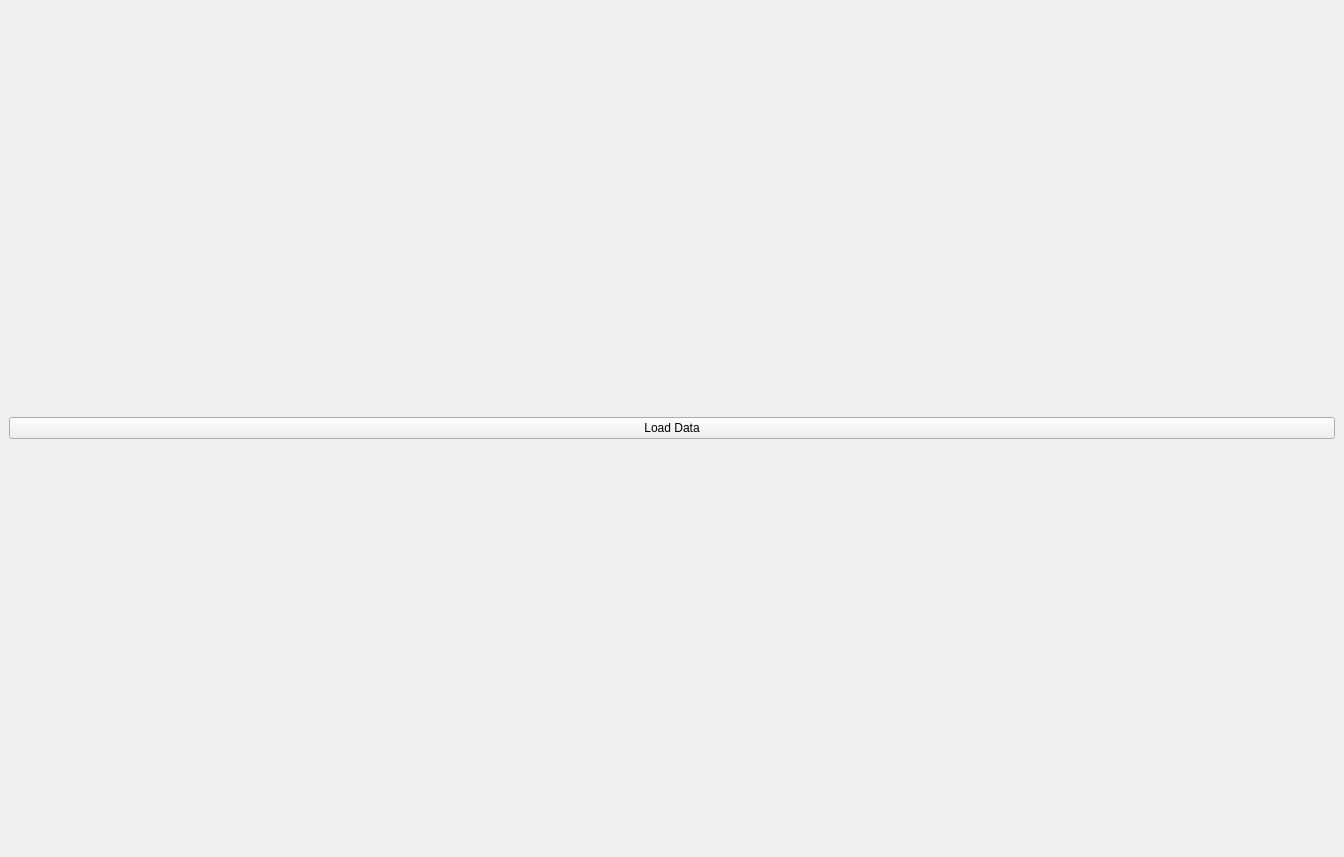
Old version of the form form.ui in the repository sstendahl/GIScan.
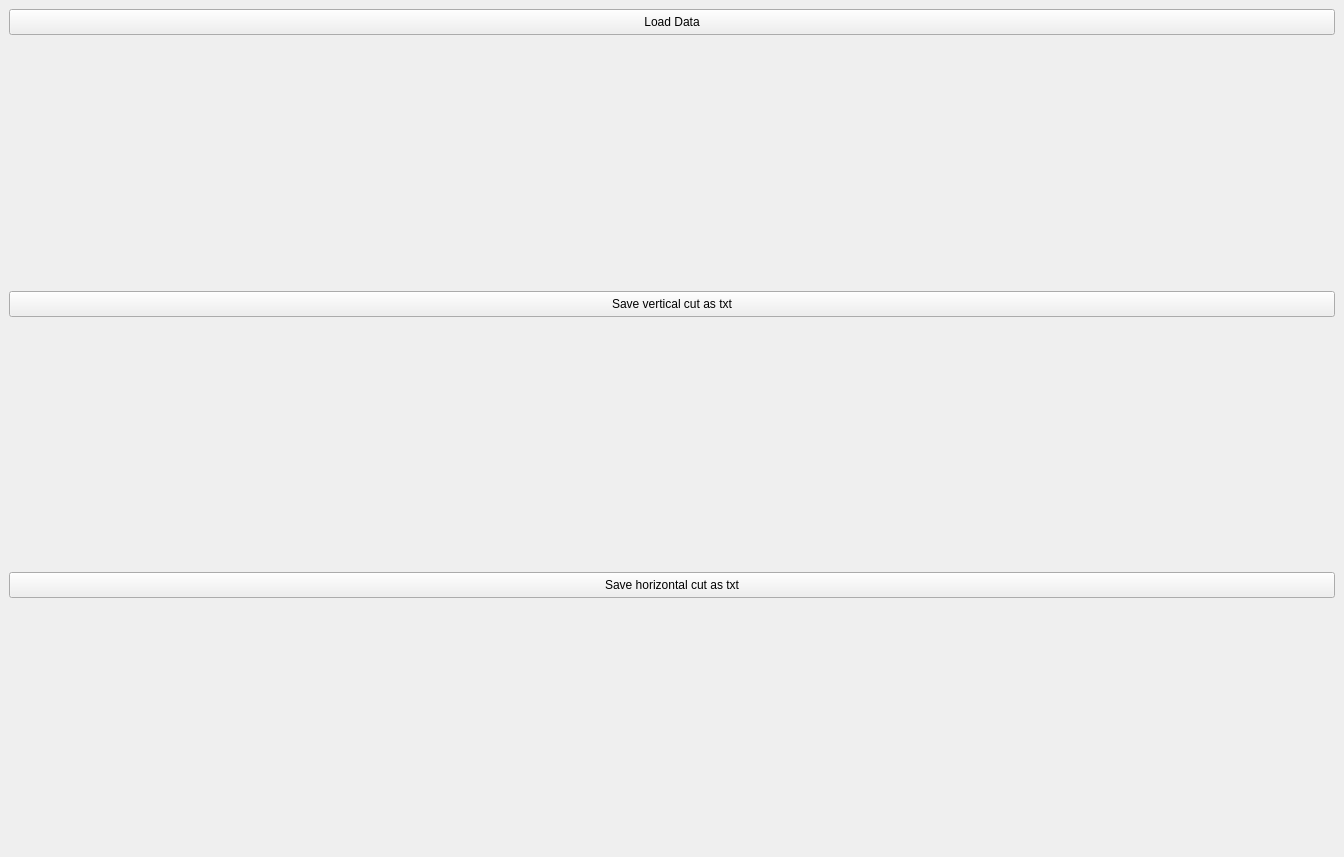
New version of the form.

Commit message: Added save to txt buttons

```diff
--- a/form.ui
+++ b/form.ui
@@ -28,14 +28,70 @@
        </layout>
       </item>
       <item row="0" column="0">
-       <layout class="QHBoxLayout" name="horizontalLayout">
-        <item>
+       <layout class="QGridLayout" name="gridLayout_2">
+        <property name="sizeConstraint">
+         <enum>QLayout::SetDefaultConstraint</enum>
+        </property>
+        <property name="verticalSpacing">
+         <number>6</number>
+        </property>
+        <item row="0" column="0" alignment="Qt::AlignTop">
          <widget class="QPushButton" name="load_button">
+          <property name="minimumSize">
+           <size>
+            <width>0</width>
+            <height>26</height>
+           </size>
+          </property>
+          <property name="maximumSize">
+           <size>
+            <width>16777215</width>
+            <height>26</height>
+           </size>
+          </property>
           <property name="text">
            <string>Load Data</string>
           </property>
          </widget>
         </item>
+        <item row="2" column="0" alignment="Qt::AlignTop">
+         <widget class="QPushButton" name="saveHorizontal">
+          <property name="minimumSize">
+           <size>
+            <width>0</width>
+            <height>26</height>
+           </size>
+          </property>
+          <property name="maximumSize">
+           <size>
+            <width>16777215</width>
+            <height>26</height>
+           </size>
+          </property>
+          <property name="text">
+           <string>Save horizontal cut as txt</string>
+          </property>
+         </widget>
+        </item>
+        <item row="1" column="0" alignment="Qt::AlignTop">
+         <widget class="QPushButton" name="saveVertical">
+          <property name="minimumSize">
+           <size>
+            <width>0</width>
+            <height>26</height>
+           </size>
+          </property>
+          <property name="maximumSize">
+           <size>
+            <width>16777215</width>
+            <height>26</height>
+           </size>
+          </property>
+          <property name="text">
+           <string>Save vertical cut as txt</string>
+          </property>
+         </widget>
+        </item>
        </layout>
       </item>
      </layout>
```
The commit also changes 1 other file.
